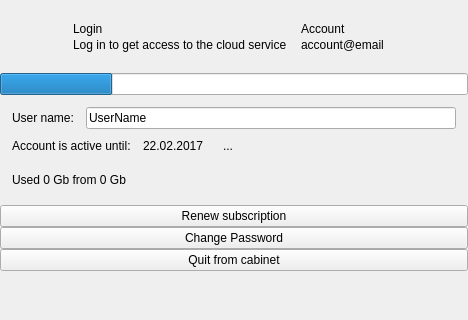
Above: src/bin/scenarist-desktop/UserInterfaceLayer/Application/MenuView.ui from dimkanovikov/KITScenarist before the change; both pictures show x 0 to 468 and y 0 to 320 of the 468 by 483 pixel window. Below: the same form after it.
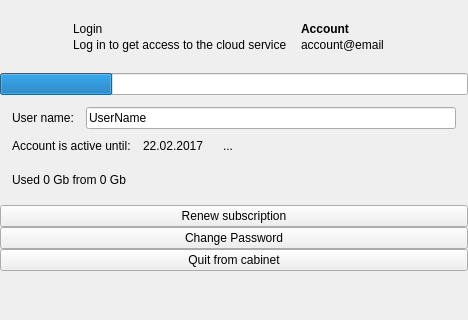
That is the form after the change. Icons and pictures are not drawn. Custom widgets are drawn as their Qt base class.

Diff of the .ui file:
```diff
--- a/src/bin/scenarist-desktop/UserInterfaceLayer/Application/MenuView.ui
+++ b/src/bin/scenarist-desktop/UserInterfaceLayer/Application/MenuView.ui
@@ -154,8 +154,8 @@
         </property>
         <property name="font">
          <font>
-          <weight>50</weight>
-          <bold>false</bold>
+          <weight>75</weight>
+          <bold>true</bold>
          </font>
         </property>
         <property name="text">
```
Left out of the diff: 6 changed lines with no effect on the pictures.
